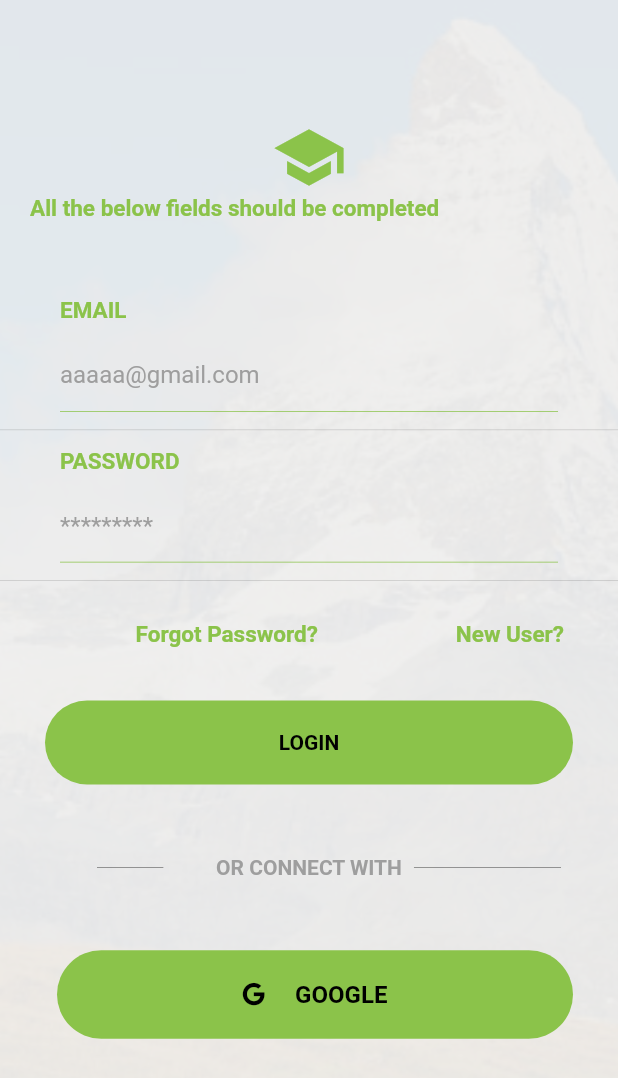
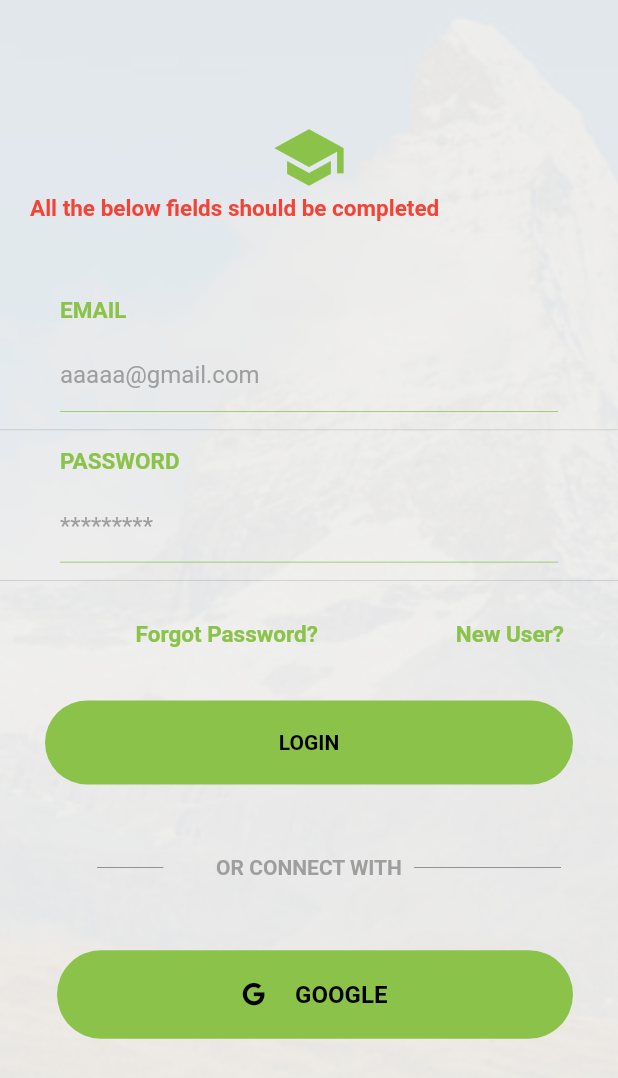
Before and after one commit to Narendraalluri/afor, a Flutter app: the screen it shows after launch, after a tap on "SIGN UP", after a tap on "Already have an account?", after a tap on "LOGIN", on a phone screen of 412 x 824 dp. Shown: the top 1078 px of the screen. Run offline on Flutter 3.47's test engine with Material 2 defaults, Android fonts, the phone set to English and light mode, and no system bars; our stand-ins replace cloud_firestore, firebase_auth, flutter_slidable, google_sign_in; missing offline and left inert: tts; accounts and stored records are empty.

Commit message:
login fixes

```diff
--- a/lib/LoginScreen.dart
+++ b/lib/LoginScreen.dart
@@ -94,6 +94,7 @@ class _LoginScreen3State extends State<LoginScreen3>
       getUserList(currentUser.uid);
     } catch(e) {
       setState(() {
+        isLoading = false;
             formError = 'Error while logging in. Please try again';
          });
     }
@@ -122,6 +123,7 @@ class _LoginScreen3State extends State<LoginScreen3>
       getUserList(newUser.uid);
     } catch(e) {
       setState(() {
+        isLoading = false;
             formError = '!!!  Error while creating user. Please try again';
          });
     }
@@ -221,7 +223,7 @@ class _LoginScreen3State extends State<LoginScreen3>
                     formError,
                     style: TextStyle(
                       fontWeight: FontWeight.bold,
-                      color: Colors.lightGreen,
+                      color: Colors.red,
                       fontSize: 15.0,
                     ),
                   ),
```
